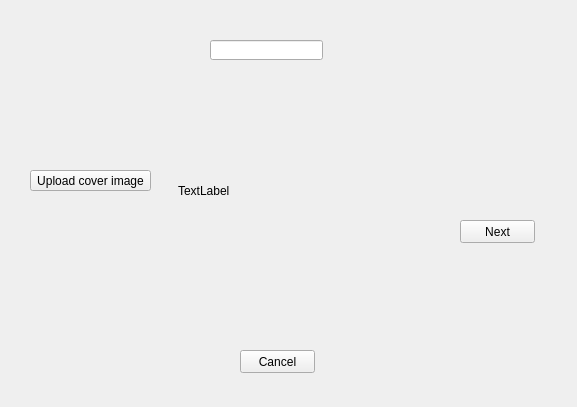
This is menus/create_menu/create_menu.ui in JoaoCarlosNascimento/HandSignLanguage as Qt 5 draws it before an edit. The edited form follows.
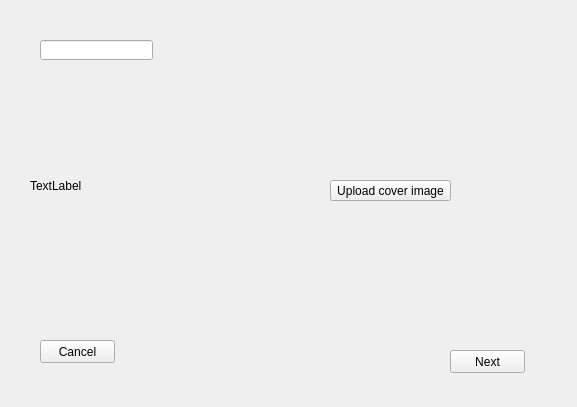
This is the edited form.

Commit message: Adicionei menu de leitura

```diff
--- a/menus/create_menu/create_menu.ui
+++ b/menus/create_menu/create_menu.ui
@@ -16,7 +16,7 @@
   <widget class="QLineEdit" name="book_title">
    <property name="geometry">
     <rect>
-     <x>210</x>
+     <x>40</x>
      <y>40</y>
      <width>113</width>
      <height>20</height>
@@ -26,8 +26,8 @@
   <widget class="QPushButton" name="pb_np">
    <property name="geometry">
     <rect>
-     <x>460</x>
-     <y>220</y>
+     <x>450</x>
+     <y>350</y>
      <width>75</width>
      <height>23</height>
     </rect>
@@ -39,8 +39,8 @@
   <widget class="QPushButton" name="pb_back">
    <property name="geometry">
     <rect>
-     <x>240</x>
-     <y>350</y>
+     <x>40</x>
+     <y>340</y>
      <width>75</width>
      <height>23</height>
     </rect>
@@ -52,8 +52,8 @@
   <widget class="QPushButton" name="pb_upload">
    <property name="geometry">
     <rect>
-     <x>30</x>
-     <y>170</y>
+     <x>330</x>
+     <y>180</y>
      <width>121</width>
      <height>21</height>
     </rect>
@@ -65,8 +65,8 @@
   <widget class="QLabel" name="preview">
    <property name="geometry">
     <rect>
-     <x>178</x>
-     <y>105</y>
+     <x>30</x>
+     <y>100</y>
      <width>211</width>
      <height>171</height>
     </rect>
```
The commit also changes 13 other files.
